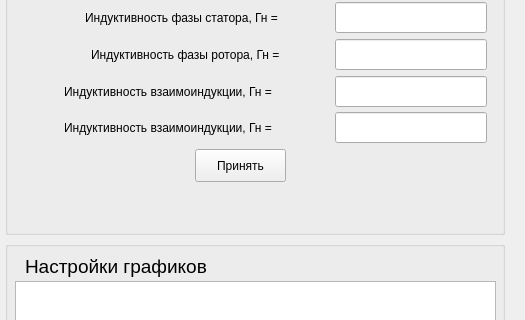
The window that untitled/identf.ui (Ivanos121/ImView) describes before a commit, drawn with Qt 5; both pictures show x 597 to 1122 and y 201 to 521 of the 1122 by 886 pixel window.
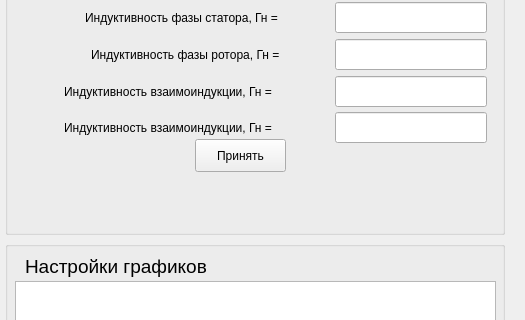
The same window after the commit. Custom widgets are drawn as their Qt base class.

Diff of the .ui file:
```diff
--- a/untitled/identf.ui
+++ b/untitled/identf.ui
@@ -111,7 +111,7 @@
          <property name="geometry">
           <rect>
            <x>190</x>
-           <y>330</y>
+           <y>320</y>
            <width>91</width>
            <height>33</height>
           </rect>
```
